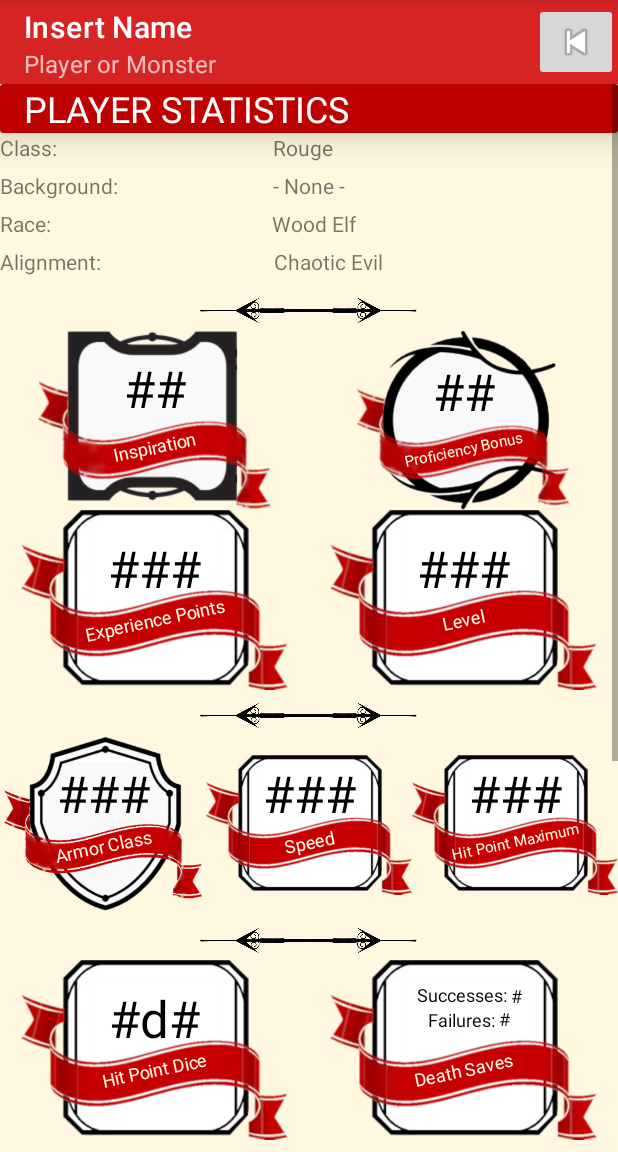
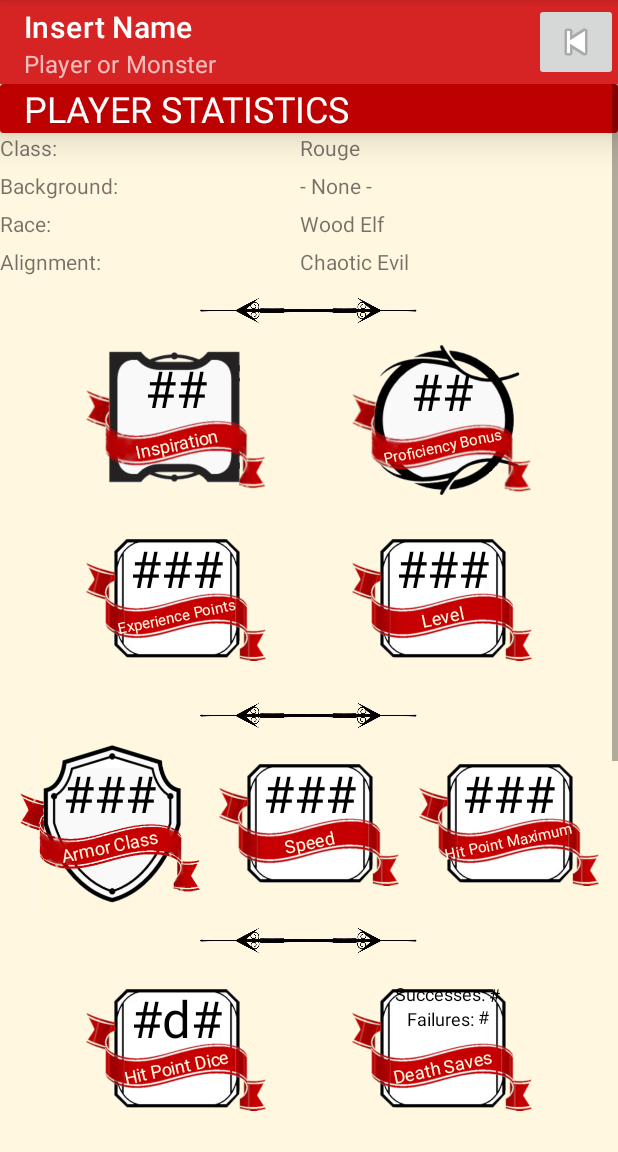
Before and after one commit to shastye/C.Gen, an Android app: the ViewCharacterActivity screen opened directly, with no data from a screen before it, on a phone screen of 412 x 824 dp, the part 84-1236 px from its top. Run offline under Robolectric (Android 15) with nearby library versions, the phone set to English and light mode, and no system bars; our stand-ins replace Firebase (no records; nobody signed in at launch, a user with empty details on screens opened directly); 3 statements that could not run were skipped.

Commit message:
Updated the UI spacing to look more aesthetic, so each item has the same width; looks more uniform

```diff
--- a/app/src/main/res/layout/activity_view_character.xml
+++ b/app/src/main/res/layout/activity_view_character.xml
@@ -1,4 +1,7 @@
 <?xml version="1.0" encoding="utf-8"?>
+
+
+
 <!--
     TODO: (both here and in classes)
             INITIATIVE
@@ -80,7 +83,7 @@
                 app:cardElevation="@dimen/fab_margin">
 
                 <TextView
-                    android:id="@+id/playerStats_createCharacter"
+                    android:id="@+id/playerStats_viewCharacter"
                     android:layout_width="wrap_content"
                     android:layout_height="wrap_content"
                     android:text="@string/statistics_character"
@@ -99,18 +102,13 @@
 
                 <TextView
                     android:id="@+id/class_textView"
-                    android:layout_width="wrap_content"
+                    android:layout_width="@dimen/textRow_width"
                     android:layout_height="wrap_content"
                     android:text="Class:" />
 
-                <View
-                    android:id="@+id/divider"
-                    android:layout_width="144dp"
-                    android:layout_height="match_parent" />
-
                 <TextView
                     android:id="@+id/class_textView_actual"
-                    android:layout_width="wrap_content"
+                    android:layout_width="@dimen/textRow_width"
                     android:layout_height="wrap_content"
                     android:text="Rouge" />
 
@@ -125,18 +123,13 @@
 
                 <TextView
                     android:id="@+id/background_textView"
-                    android:layout_width="wrap_content"
+                    android:layout_width="@dimen/textRow_width"
                     android:layout_height="wrap_content"
                     android:text="Background: " />
 
-                <View
-                    android:id="@+id/divider2"
-                    android:layout_width="100dp"
-                    android:layout_height="match_parent" />
-
                 <TextView
                     android:id="@+id/background_textView_actual"
-                    android:layout_width="wrap_content"
+                    android:layout_width="@dimen/textRow_width"
                     android:layout_height="wrap_content"
                     android:text="- None -" />
 
@@ -151,18 +144,13 @@
 
                 <TextView
                     android:id="@+id/race_textView"
-                    android:layout_width="wrap_content"
+                    android:layout_width="@dimen/textRow_width"
                     android:layout_height="wrap_content"
                     android:text="Race: " />
 
-                <View
-                    android:id="@+id/divider3"
-                    android:layout_width="144dp"
-                    android:layout_height="match_parent" />
-
                 <TextView
                     android:id="@+id/race_textView_actual"
-                    android:layout_width="wrap_content"
+                    android:layout_width="@dimen/textRow_width"
                     android:layout_height="wrap_content"
                     android:text="Wood Elf" />
 
@@ -177,18 +165,13 @@
 
                 <TextView
                     android:id="@+id/alignment_textView"
-                    android:layout_width="wrap_content"
+                    android:layout_width="@dimen/textRow_width"
                     android:layout_height="wrap_content"
                     android:text="Alignment: " />
 
-                <View
-                    android:id="@+id/divider4"
-                    android:layout_width="112dp"
-                    android:layout_height="match_parent" />
-
                 <TextView
                     android:id="@+id/alignment_textView_actual"
-                    android:layout_width="wrap_content"
+                    android:layout_width="@dimen/textRow_width"
                     android:layout_height="wrap_content"
                     android:text="Chaotic Evil" />
 
@@ -210,7 +193,7 @@
 
                 <ImageView
                     android:id="@+id/insp_frame_imageView"
-                    android:layout_width="0dp"
+                    android:layout_width="@dimen/image_width"
                     android:layout_height="120dp"
                     app:layout_constraintBottom_toBottomOf="parent"
                     app:layout_constraintEnd_toStartOf="@+id/profBonus_frame_imageView"
@@ -223,7 +206,7 @@
                     android:id="@+id/insp_textView"
                     android:layout_width="110dp"
                     android:layout_height="20dp"
-                    android:layout_marginTop="36dp"
+                    android:layout_marginTop="32dp"
                     android:gravity="center"
                     android:rotation="-12"
                     android:text="Inspiration"
@@ -251,7 +234,7 @@
 
                 <ImageView
                     android:id="@+id/profBonus_frame_imageView"
-                    android:layout_width="0dp"
+                    android:layout_width="@dimen/image_width"
                     android:layout_height="120dp"
                     app:layout_constraintBottom_toBottomOf="parent"
                     app:layout_constraintEnd_toEndOf="parent"
@@ -264,7 +247,7 @@
                     android:id="@+id/profBonus_textView"
                     android:layout_width="110dp"
                     android:layout_height="20dp"
-                    android:layout_marginTop="40dp"
+                    android:layout_marginTop="36dp"
                     android:gravity="center"
                     android:rotation="-12"
                     android:text="Proficiency Bonus"
@@ -291,7 +274,7 @@
                     app:layout_constraintVertical_bias="0.0" />
             </androidx.constraintlayout.widget.ConstraintLayout>
 
-            <!--    ROW 5    -->
+<!--    ROW 5    -->
             <androidx.constraintlayout.widget.ConstraintLayout
                 android:id="@+id/Row5"
                 android:layout_width="match_parent"
@@ -300,7 +283,7 @@
 
                 <ImageView
                     android:id="@+id/xp_frame_imageView"
-                    android:layout_width="0dp"
+                    android:layout_width="@dimen/image_width"
                     android:layout_height="120dp"
                     app:layout_constraintBottom_toBottomOf="parent"
                     app:layout_constraintEnd_toStartOf="@+id/level_frame_imageView"
@@ -313,12 +296,12 @@
                     android:id="@+id/xp_textView"
                     android:layout_width="110dp"
                     android:layout_height="20dp"
-                    android:layout_marginTop="26dp"
+                    android:layout_marginTop="22dp"
                     android:gravity="center"
                     android:rotation="-12"
                     android:text="Experience Points"
                     android:textColor="@color/parchment"
-                    android:textSize="12sp"
+                    android:textSize="10sp"
                     app:layout_constraintBottom_toBottomOf="@+id/xp_frame_imageView"
                     app:layout_constraintEnd_toEndOf="@+id/xp_frame_imageView"
                     app:layout_constraintStart_toStartOf="@+id/xp_frame_imageView"
@@ -341,7 +324,7 @@
 
                 <ImageView
                     android:id="@+id/level_frame_imageView"
-                    android:layout_width="0dp"
+                    android:layout_width="@dimen/image_width"
                     android:layout_height="120dp"
                     app:layout_constraintBottom_toBottomOf="parent"
                     app:layout_constraintEnd_toEndOf="parent"
@@ -354,7 +337,7 @@
                     android:id="@+id/level_textView"
                     android:layout_width="110dp"
                     android:layout_height="20dp"
-                    android:layout_marginTop="26dp"
+                    android:layout_marginTop="22dp"
                     android:gravity="center"
                     android:rotation="-12"
                     android:text="Level"
@@ -397,7 +380,7 @@
 
                 <ImageView
                     android:id="@+id/ac_frame_imageView"
-                    android:layout_width="0dp"
+                    android:layout_width="@dimen/image_width"
                     android:layout_height="120dp"
                     app:layout_constraintBottom_toBottomOf="parent"
                     app:layout_constraintEnd_toStartOf="@+id/speed_frame_imageView"
@@ -438,7 +421,7 @@
 
                 <ImageView
                     android:id="@+id/speed_frame_imageView"
-                    android:layout_width="0dp"
+                    android:layout_width="@dimen/image_width"
                     android:layout_height="120dp"
                     app:layout_constraintBottom_toBottomOf="parent"
                     app:layout_constraintEnd_toStartOf="@id/mhp_frame_imageView"
@@ -479,7 +462,7 @@
 
                 <ImageView
                     android:id="@+id/mhp_frame_imageView"
-                    android:layout_width="0dp"
+                    android:layout_width="@dimen/image_width"
                     android:layout_height="120dp"
                     app:layout_constraintBottom_toBottomOf="parent"
                     app:layout_constraintEnd_toEndOf="parent"
@@ -535,7 +518,7 @@
 
                 <ImageView
                     android:id="@+id/hd_frame_imageView"
-                    android:layout_width="0dp"
+                    android:layout_width="@dimen/image_width"
                     android:layout_height="120dp"
                     app:layout_constraintBottom_toBottomOf="parent"
                     app:layout_constraintEnd_toStartOf="@+id/ds_frame_imageView"
@@ -548,7 +531,7 @@
                     android:id="@+id/hd_textView"
                     android:layout_width="110dp"
                     android:layout_height="20dp"
-                    android:layout_marginTop="26dp"
+                    android:layout_marginTop="22dp"
                     android:gravity="center"
                     android:rotation="-12"
                     android:text="Hit Point Dice"
@@ -576,7 +559,7 @@
 
                 <ImageView
                     android:id="@+id/ds_frame_imageView"
-                    android:layout_width="0dp"
+                    android:layout_width="@dimen/image_width"
                     android:layout_height="120dp"
                     app:layout_constraintBottom_toBottomOf="parent"
                     app:layout_constraintEnd_toEndOf="parent"
@@ -589,7 +572,7 @@
                     android:id="@+id/ds_textView"
                     android:layout_width="110dp"
                     android:layout_height="20dp"
-                    android:layout_marginTop="26dp"
+                    android:layout_marginTop="22dp"
                     android:gravity="center"
                     android:rotation="-12"
                     android:text="Death Saves"
@@ -680,7 +663,7 @@
 
                 <ImageView
                     android:id="@+id/strength_frame_imageView"
-                    android:layout_width="0dp"
+                    android:layout_width="@dimen/image_width"
                     android:layout_height="120dp"
                     app:layout_constraintBottom_toBottomOf="parent"
                     app:layout_constraintEnd_toStartOf="@+id/dexterity_frame_imageView"
@@ -721,7 +704,7 @@
 
                 <ImageView
                     android:id="@+id/dexterity_frame_imageView"
-                    android:layout_width="0dp"
+                    android:layout_width="@dimen/image_width"
                     android:layout_height="120dp"
                     app:layout_constraintTop_toTopOf="parent"
                     app:layout_constraintVertical_bias="0.0"
@@ -797,7 +780,7 @@
 
                 <ImageView
                     android:id="@+id/constitution_frame_imageView"
-                    android:layout_width="0dp"
+                    android:layout_width="@dimen/image_width"
                     android:layout_height="120dp"
                     app:layout_constraintBottom_toBottomOf="parent"
                     app:layout_constraintEnd_toStartOf="@+id/intelligence_frame_imageView"
@@ -838,7 +821,7 @@
 
                 <ImageView
                     android:id="@+id/intelligence_frame_imageView"
-                    android:layout_width="0dp"
+                    android:layout_width="@dimen/image_width"
                     android:layout_height="120dp"
                     app:layout_constraintBottom_toBottomOf="parent"
                     app:layout_constraintEnd_toStartOf="@id/wisdom_frame_imageView"
@@ -879,7 +862,7 @@
 
                 <ImageView
                     android:id="@+id/wisdom_frame_imageView"
-                    android:layout_width="0dp"
+                    android:layout_width="@dimen/image_width"
                     android:layout_height="120dp"
                     app:layout_constraintBottom_toBottomOf="parent"
                     app:layout_constraintEnd_toEndOf="parent"
@@ -967,7 +950,7 @@
 
                 <ImageView
                     android:id="@+id/charisma_frame_imageView"
-                    android:layout_width="0dp"
+                    android:layout_width="@dimen/image_width"
                     android:layout_height="120dp"
                     app:layout_constraintBottom_toBottomOf="parent"
                     app:layout_constraintEnd_toStartOf="@+id/perception_frame_imageView"
@@ -1008,7 +991,7 @@
 
                 <ImageView
                     android:id="@+id/perception_frame_imageView"
-                    android:layout_width="0dp"
+                    android:layout_width="@dimen/image_width"
                     android:layout_height="120dp"
                     app:layout_constraintTop_toTopOf="parent"
                     app:layout_constraintVertical_bias="0.0"
@@ -1021,7 +1004,7 @@
                     android:id="@+id/perception_textView"
                     android:layout_width="110dp"
                     android:layout_height="20dp"
-                    android:layout_marginTop="26dp"
+                    android:layout_marginTop="22dp"
                     android:gravity="center"
                     android:rotation="-12"
                     android:text="Perception"
@@ -1029,7 +1012,6 @@
                     android:textSize="12sp"
                     app:layout_constraintBottom_toBottomOf="@+id/perception_frame_imageView"
                     app:layout_constraintEnd_toEndOf="@+id/perception_frame_imageView"
-                    app:layout_constraintHorizontal_bias="0.52"
                     app:layout_constraintStart_toStartOf="@+id/perception_frame_imageView"
                     app:layout_constraintTop_toTopOf="parent" />
 
@@ -1037,7 +1019,7 @@
                     android:id="@+id/perception_textView_actual"
                     android:layout_width="wrap_content"
                     android:layout_height="wrap_content"
-                    android:layout_marginTop="10dp"
+                    android:layout_marginTop="16dp"
                     android:gravity="center"
                     android:text="##"
                     android:textColor="@color/black"
--- a/app/src/main/res/values/dimens.xml
+++ b/app/src/main/res/values/dimens.xml
@@ -2,4 +2,7 @@
 <resources>
     <dimen name="fab_margin">16dp</dimen>
     <dimen name="text_margin">16dp</dimen>
+
+    <dimen name="image_width">120dp</dimen>
+    <dimen name="textRow_width">200dp</dimen>
 </resources>
--- a/app/src/main/res/values/strings.xml
+++ b/app/src/main/res/values/strings.xml
@@ -33,5 +33,7 @@
     <string name="action_settings">Settings</string>
     <string name="action_sign_out">Sign Out</string>
 
+    <string name="image_width">120dp</string>
+    <string name="textRow_width">200dp</string>
 
 </resources>
```
